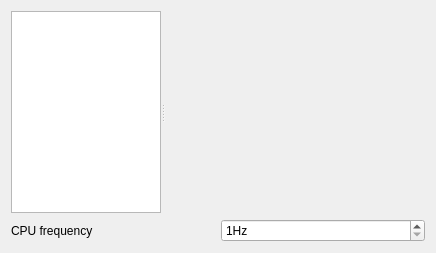
Qt form wizard/ui/cpu_select.ui (imby/STM32VLDiscovery_BeRTOS) before a commit.
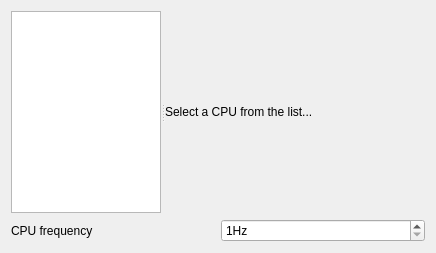
The same form after that commit.

Commit message: Add default text for the CPU description in the CPU selection page

Patch:
```diff
--- a/wizard/ui/cpu_select.ui
+++ b/wizard/ui/cpu_select.ui
@@ -35,7 +35,7 @@
      </widget>
      <widget class="QLabel" name="descriptionLabel">
       <property name="text">
-       <string/>
+       <string>Select a CPU from the list...</string>
       </property>
      </widget>
     </widget>
```
The commit also changes 1 other file.
